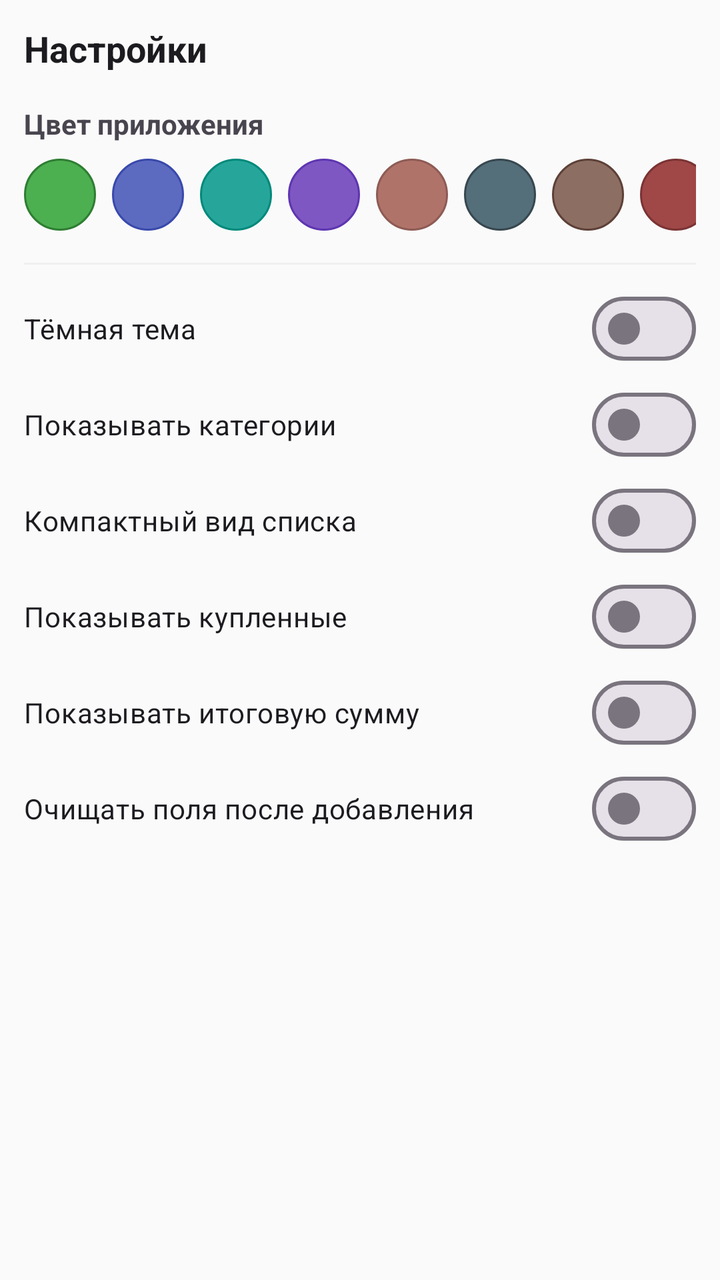
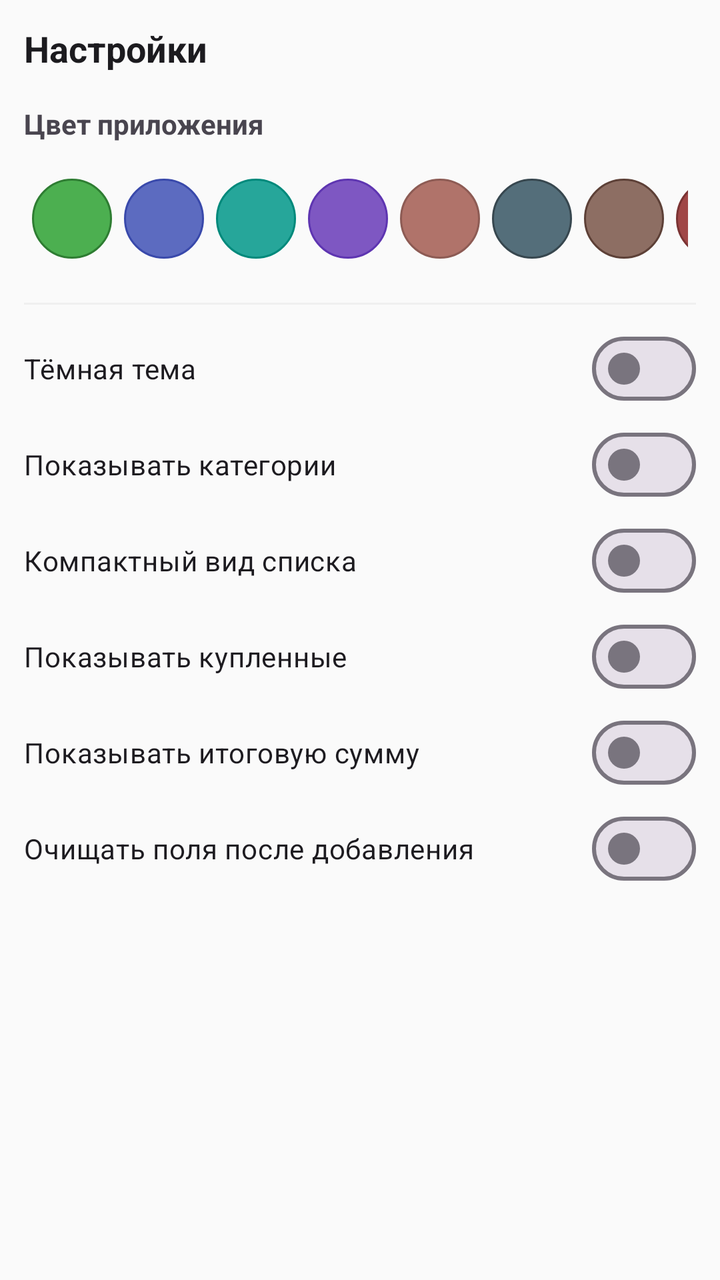

The first picture is an Android layout as it rendered before a commit; the second is the same layout after the commit. The layout source and the unified diff follow.
<!-- AndroidManifest.xml: application theme Theme.ShoppingList -->
<!-- res/layout/screen_settings.xml -->
<?xml version="1.0" encoding="utf-8"?>
<ScrollView xmlns:android="http://schemas.android.com/apk/res/android"
    android:layout_width="match_parent"
    android:layout_height="match_parent"
    android:padding="12dp">

    <LinearLayout
        android:layout_width="match_parent"
        android:layout_height="wrap_content"
        android:orientation="vertical">

        <TextView
            android:layout_width="wrap_content"
            android:layout_height="wrap_content"
            android:text="Настройки"
            android:textSize="18sp"
            android:textStyle="bold"
            android:textColor="?attr/colorOnSurface"
            android:layout_marginBottom="8dp" />

        
        <TextView
            android:layout_width="wrap_content"
            android:layout_height="wrap_content"
            android:text="Цвет приложения"
            android:textSize="14sp"
            android:textStyle="bold"
            android:textColor="?attr/colorOnSurfaceVariant"
            android:layout_marginTop="8dp"
            android:layout_marginBottom="8dp" />

        <LinearLayout
            android:layout_width="match_parent"
            android:layout_height="wrap_content"
            android:orientation="horizontal"
            android:gravity="center_vertical">

            <View
                android:id="@+id/colorGreen"
                android:layout_width="36dp"
                android:layout_height="36dp"
                android:layout_marginEnd="8dp"
                android:background="@drawable/color_circle_green" />

            <View
                android:id="@+id/colorIndigo"
                android:layout_width="36dp"
                android:layout_height="36dp"
                android:layout_marginEnd="8dp"
                android:background="@drawable/color_circle_indigo" />

            <View
                android:id="@+id/colorTeal"
                android:layout_width="36dp"
                android:layout_height="36dp"
                android:layout_marginEnd="8dp"
                android:background="@drawable/color_circle_teal" />

            <View
                android:id="@+id/colorPurple"
                android:layout_width="36dp"
                android:layout_height="36dp"
                android:layout_marginEnd="8dp"
                android:background="@drawable/color_circle_purple" />

            <View
                android:id="@+id/colorTerracotta"
                android:layout_width="36dp"
                android:layout_height="36dp"
                android:layout_marginEnd="8dp"
                android:background="@drawable/color_circle_terracotta" />

            <View
                android:id="@+id/colorBlueGrey"
                android:layout_width="36dp"
                android:layout_height="36dp"
                android:layout_marginEnd="8dp"
                android:background="@drawable/color_circle_bluegrey" />

            <View
                android:id="@+id/colorBrown"
                android:layout_width="36dp"
                android:layout_height="36dp"
                android:layout_marginEnd="8dp"
                android:background="@drawable/color_circle_brown" />

            <View
                android:id="@+id/colorWine"
                android:layout_width="36dp"
                android:layout_height="36dp"
                android:background="@drawable/color_circle_wine" />
        </LinearLayout>

        <View
            android:layout_width="match_parent"
            android:layout_height="1dp"
            android:background="?attr/colorSurfaceVariant"
            android:layout_marginTop="16dp"
            android:layout_marginBottom="8dp" />

        <com.google.android.material.materialswitch.MaterialSwitch
            android:id="@+id/swDarkTheme"
            android:layout_width="match_parent"
            android:layout_height="wrap_content"
            android:text="Тёмная тема"
            android:paddingTop="8dp"
            android:paddingBottom="8dp" />

        <com.google.android.material.materialswitch.MaterialSwitch
            android:id="@+id/swShowTags"
            android:layout_width="match_parent"
            android:layout_height="wrap_content"
            android:text="Показывать категории"
            android:paddingTop="8dp"
            android:paddingBottom="8dp" />

        <com.google.android.material.materialswitch.MaterialSwitch
            android:id="@+id/swCompact"
            android:layout_width="match_parent"
            android:layout_height="wrap_content"
            android:text="Компактный вид списка"
            android:paddingTop="8dp"
            android:paddingBottom="8dp" />

        <com.google.android.material.materialswitch.MaterialSwitch
            android:id="@+id/swShowDone"
            android:layout_width="match_parent"
            android:layout_height="wrap_content"
            android:text="Показывать купленные"
            android:paddingTop="8dp"
            android:paddingBottom="8dp" />

        <com.google.android.material.materialswitch.MaterialSwitch
            android:id="@+id/swShowTotal"
            android:layout_width="match_parent"
            android:layout_height="wrap_content"
            android:text="Показывать итоговую сумму"
            android:paddingTop="8dp"
            android:paddingBottom="8dp" />

        <com.google.android.material.materialswitch.MaterialSwitch
            android:id="@+id/swClearFields"
            android:layout_width="match_parent"
            android:layout_height="wrap_content"
            android:text="Очищать поля после добавления"
            android:paddingTop="8dp"
            android:paddingBottom="8dp" />
    </LinearLayout>
</ScrollView>
<!-- resources referenced by this layout -->
<resources>
  <!-- drawable color_circle_bluegrey (drawable) -->
  <?xml version="1.0" encoding="utf-8"?>
  <shape xmlns:android="http://schemas.android.com/apk/res/android"
      android:shape="oval">
      <solid android:color="#546E7A" />
      <stroke android:width="1dp" android:color="#37474F" />
  </shape>
  <!-- drawable color_circle_brown (drawable) -->
  <?xml version="1.0" encoding="utf-8"?>
  <shape xmlns:android="http://schemas.android.com/apk/res/android"
      android:shape="oval">
      <solid android:color="#8D6E63" />
      <stroke android:width="1dp" android:color="#5D4037" />
  </shape>
  <!-- drawable color_circle_green (drawable) -->
  <?xml version="1.0" encoding="utf-8"?>
  <shape xmlns:android="http://schemas.android.com/apk/res/android"
      android:shape="oval">
      <solid android:color="#4CAF50" />
      <stroke android:width="1dp" android:color="#2E7D32" />
  </shape>
  <!-- drawable color_circle_indigo (drawable) -->
  <?xml version="1.0" encoding="utf-8"?>
  <shape xmlns:android="http://schemas.android.com/apk/res/android"
      android:shape="oval">
      <solid android:color="#5C6BC0" />
      <stroke android:width="1dp" android:color="#3949AB" />
  </shape>
  <!-- drawable color_circle_purple (drawable) -->
  <?xml version="1.0" encoding="utf-8"?>
  <shape xmlns:android="http://schemas.android.com/apk/res/android"
      android:shape="oval">
      <solid android:color="#7E57C2" />
      <stroke android:width="1dp" android:color="#5E35B1" />
  </shape>
  <!-- drawable color_circle_teal (drawable) -->
  <?xml version="1.0" encoding="utf-8"?>
  <shape xmlns:android="http://schemas.android.com/apk/res/android"
      android:shape="oval">
      <solid android:color="#26A69A" />
      <stroke android:width="1dp" android:color="#00897B" />
  </shape>
  <!-- drawable color_circle_terracotta (drawable) -->
  <?xml version="1.0" encoding="utf-8"?>
  <shape xmlns:android="http://schemas.android.com/apk/res/android"
      android:shape="oval">
      <solid android:color="#B0736A" />
      <stroke android:width="1dp" android:color="#8D5B54" />
  </shape>
  <!-- drawable color_circle_wine (drawable) -->
  <?xml version="1.0" encoding="utf-8"?>
  <shape xmlns:android="http://schemas.android.com/apk/res/android"
      android:shape="oval">
      <solid android:color="#A04747" />
      <stroke android:width="1dp" android:color="#7A3333" />
  </shape>
  <style name="Theme.ShoppingList" parent="Base.Theme.ShoppingList">
          <item name="colorPrimary">@color/primary_green</item>
          <item name="colorPrimaryContainer">@color/primary_green_container</item>
          <item name="colorOnPrimaryContainer">@color/on_primary_green_container</item>
      </style>
  <color name="primary_green">#4CAF50</color>
  <color name="primary_green_container">#C8E6C9</color>
  <color name="on_primary_green_container">#1B5E20</color>
  <color name="on_primary">#FFFFFF</color>
  <color name="secondary">#FFA726</color>
  <color name="on_secondary">#FFFFFF</color>
  <color name="surface">#FAFAFA</color>
  <color name="card_bg">#FFFFFF</color>
  <color name="on_surface">#1C1B1F</color>
  <color name="surface_variant">#F0F0F0</color>
  <color name="on_surface_variant">#49454F</color>
  <style name="SmallChip" parent="Widget.Material3.Chip.Filter">
          <item name="chipMinTouchTargetSize">0dp</item>
          <item name="chipMinHeight">24dp</item>
          <item name="chipStartPadding">6dp</item>
          <item name="chipEndPadding">6dp</item>
          <item name="android:textSize">11sp</item>
      </style>
  <!-- unchanged entries left out for length: 1 -->
</resources>

<!-- the commit's change to res/layout/screen_settings.xml (unified diff, before → after) -->
@@ -18,7 +18,6 @@
             android:textColor="?attr/colorOnSurface"
             android:layout_marginBottom="8dp" />
 
-        
         <TextView
             android:layout_width="wrap_content"
             android:layout_height="wrap_content"
@@ -29,65 +28,68 @@
             android:layout_marginTop="8dp"
             android:layout_marginBottom="8dp" />
 
+        
         <LinearLayout
             android:layout_width="match_parent"
-            android:layout_height="wrap_content"
+            android:layout_height="60dp"
             android:orientation="horizontal"
-            android:gravity="center_vertical">
+            android:gravity="center_vertical"
+            android:paddingStart="4dp"
+            android:paddingEnd="4dp">
 
             <View
                 android:id="@+id/colorGreen"
-                android:layout_width="36dp"
-                android:layout_height="36dp"
-                android:layout_marginEnd="8dp"
+                android:layout_width="40dp"
+                android:layout_height="40dp"
+                android:layout_marginEnd="6dp"
                 android:background="@drawable/color_circle_green" />
 
             <View
                 android:id="@+id/colorIndigo"
-                android:layout_width="36dp"
-                android:layout_height="36dp"
-                android:layout_marginEnd="8dp"
+                android:layout_width="40dp"
+                android:layout_height="40dp"
+                android:layout_marginEnd="6dp"
                 android:background="@drawable/color_circle_indigo" />
 
             <View
                 android:id="@+id/colorTeal"
-                android:layout_width="36dp"
-                android:layout_height="36dp"
-                android:layout_marginEnd="8dp"
+                android:layout_width="40dp"
+                android:layout_height="40dp"
+                android:layout_marginEnd="6dp"
                 android:background="@drawable/color_circle_teal" />
 
             <View
                 android:id="@+id/colorPurple"
-                android:layout_width="36dp"
-                android:layout_height="36dp"
-                android:layout_marginEnd="8dp"
+                android:layout_width="40dp"
+                android:layout_height="40dp"
+                android:layout_marginEnd="6dp"
                 android:background="@drawable/color_circle_purple" />
 
             <View
                 android:id="@+id/colorTerracotta"
-                android:layout_width="36dp"
-                android:layout_height="36dp"
-                android:layout_marginEnd="8dp"
+                android:layout_width="40dp"
+                android:layout_height="40dp"
+                android:layout_marginEnd="6dp"
                 android:background="@drawable/color_circle_terracotta" />
 
             <View
                 android:id="@+id/colorBlueGrey"
-                android:layout_width="36dp"
-                android:layout_height="36dp"
-                android:layout_marginEnd="8dp"
+                android:layout_width="40dp"
+                android:layout_height="40dp"
+                android:layout_marginEnd="6dp"
                 android:background="@drawable/color_circle_bluegrey" />
 
             <View
                 android:id="@+id/colorBrown"
-                android:layout_width="36dp"
-                android:layout_height="36dp"
-                android:layout_marginEnd="8dp"
+                android:layout_width="40dp"
+                android:layout_height="40dp"
+                android:layout_marginEnd="6dp"
                 android:background="@drawable/color_circle_brown" />
 
             <View
                 android:id="@+id/colorWine"
-                android:layout_width="36dp"
-                android:layout_height="36dp"
+                android:layout_width="40dp"
+                android:layout_height="40dp"
                 android:background="@drawable/color_circle_wine" />
         </LinearLayout>
 
@@ -95,7 +97,7 @@
             android:layout_width="match_parent"
             android:layout_height="1dp"
             android:background="?attr/colorSurfaceVariant"
-            android:layout_marginTop="16dp"
+            android:layout_marginTop="12dp"
             android:layout_marginBottom="8dp" />
 
         <com.google.android.material.materialswitch.MaterialSwitch
